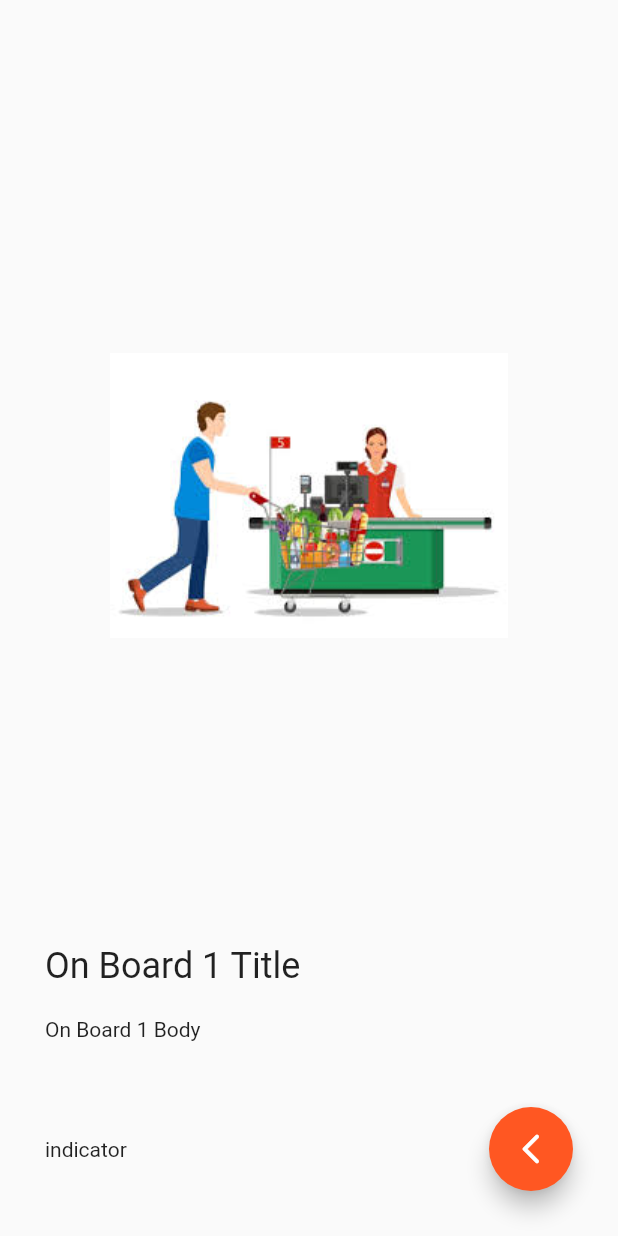
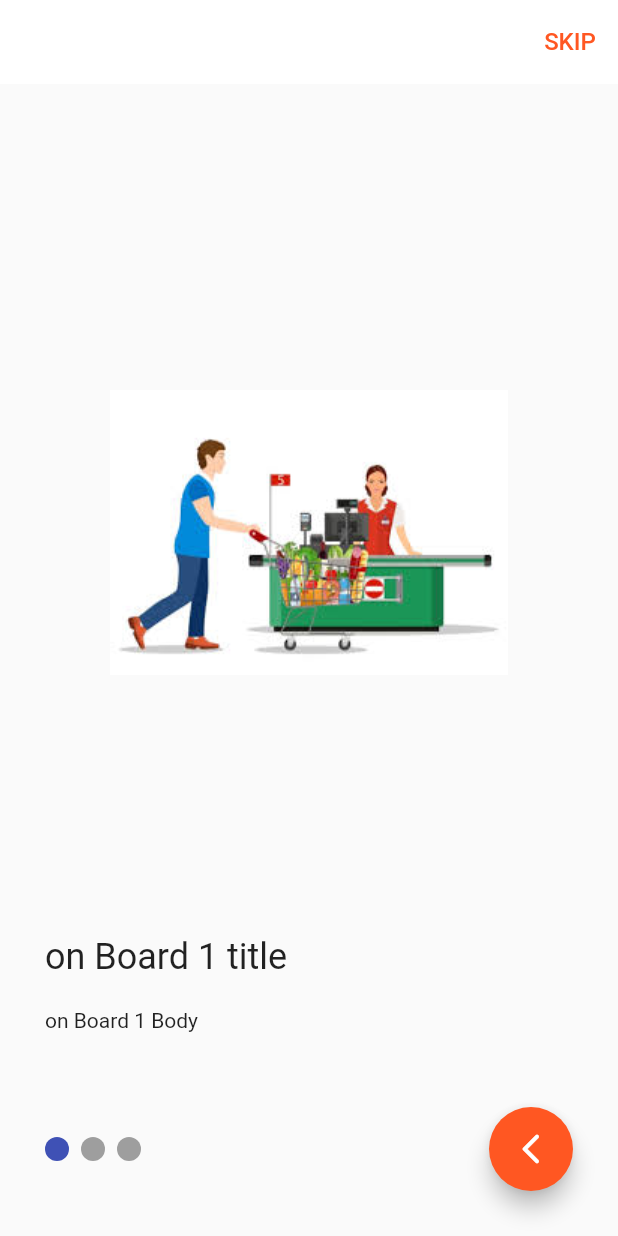
Before and after one commit to MomenAlbash/shopApp, a Flutter app: the screen it shows after launch, on a phone screen of 412 x 824 dp. Run offline on Flutter 3.47's test engine with Material 2 defaults, Android fonts, the phone set to English and light mode, and no system bars; drawn by our look-alikes of smooth_page_indicator.

Commit message:
finish All onBoardingView

```diff
--- /dev/null
+++ b/lib/helper/onBoardHelper.dart
@@ -0,0 +1,27 @@
+import 'package:flutter/material.dart';
+import 'package:smooth_page_indicator/smooth_page_indicator.dart';
+
+import '../Models/onBoardModel.dart';
+
+List<onBoardModel> onBoardList = [
+  onBoardModel(
+    image: 'assets/images/images (8).jpg',
+    title: 'on Board 1 title',
+    subtitle: 'on Board 1 Body',
+  ),
+  onBoardModel(
+    image: 'assets/images/images (8).jpg',
+    title: 'on Board 2 title',
+    subtitle: 'on Board 2 Body',
+  ),
+  onBoardModel(
+    image: 'assets/images/images (8).jpg',
+    title: 'on Board 3 title',
+    subtitle: 'on Board 3 Body',
+  ),
+];
+SmoothPageIndicator buildSmoothPageIndicator(PageController _pageController ) {
+  return SmoothPageIndicator(
+      controller: _pageController,
+      count: onBoardList.length);
+}
--- a/lib/main.dart
+++ b/lib/main.dart
@@ -9,7 +9,8 @@ class shopApp extends StatelessWidget {
   @override
   Widget build(BuildContext context) {
     return MaterialApp(
-      home:const onBoardingView(),
+      debugShowCheckedModeBanner: false,
+      home: onBoardingView(),
     );
   }
 }
--- /dev/null
+++ b/lib/views/LoginView.dart
@@ -0,0 +1,11 @@
+import 'package:flutter/material.dart';
+
+class LoginView extends StatelessWidget {
+  const LoginView({super.key});
+  @override
+  Widget build(BuildContext context) {
+    return Scaffold(
+      appBar: AppBar(),
+    );
+  }
+}
--- a/lib/views/onBoardingView.dart
+++ b/lib/views/onBoardingView.dart
@@ -1,31 +1,54 @@
 import 'package:flutter/material.dart';
-import 'package:shopapp/widgets/onBoardBodyWidgets.dart';
+import 'package:shopapp/helper/onBoardHelper.dart';
+import 'package:shopapp/views/LoginView.dart';
+import 'package:shopapp/widgets/onBoardPageViewWidget.dart';
 
 class onBoardingView extends StatelessWidget {
-  const onBoardingView({super.key});
+  onBoardingView({super.key});
+
+  final PageController _pageController = PageController();
 
   @override
   Widget build(BuildContext context) {
     return Scaffold(
+      appBar: AppBar(
+        elevation: 0,
+        backgroundColor: Colors.white,
+        actions: [
+          TextButton(
+            onPressed: () {
+              NavigatorAndFinish(context);
+            },
+            child: Text('SKIP',style: TextStyle(color: Colors.deepOrange,fontSize: 16),),
+          ),
+        ],
+      ),
       body: Padding(
         padding: const EdgeInsets.all(30.0),
         child: Column(
           children: [
             Expanded(
-              child: PageView.builder(
-                itemCount: 3,
-                itemBuilder: (context, index) => onBoardBodyWidget(),
+              child: onBoardPageViewWidget(
+                controller: _pageController,
               ),
             ),
+            SizedBox(height: 50,),
             Row(
               children: [
-                const Text(
-                  'indicator',
-                ),
+                buildSmoothPageIndicator(_pageController),
                 Spacer(),
                 FloatingActionButton(
                   backgroundColor: Colors.deepOrange,
-                  onPressed: () {},
+                  onPressed: () {
+                    final currentPage = _pageController.page?.round() ?? 0;
+                    if (currentPage == onBoardList.length - 1) {
+                      NavigatorAndFinish(context);
+                    } else {
+                      _pageController.nextPage(
+                          duration: const Duration(milliseconds: 300),
+                          curve: Curves.easeIn);
+                    }
+                  },
                   child: const Icon(Icons.arrow_back_ios_new_rounded),
                 ),
               ],
@@ -35,4 +58,14 @@ class onBoardingView extends StatelessWidget {
       ),
     );
   }
+
+  void NavigatorAndFinish(BuildContext context) {
+    Navigator.pushAndRemoveUntil(
+      context,
+      MaterialPageRoute(
+        builder: (context) => LoginView(),
+      ),
+      (route) => false,
+    );
+  }
 }
--- a/lib/widgets/onBoardBodyWidgets.dart
+++ b/lib/widgets/onBoardBodyWidgets.dart
@@ -1,31 +1,36 @@
 
 import 'package:flutter/material.dart';
+import 'package:shopapp/Models/onBoardModel.dart';
 
 class onBoardBodyWidget extends StatelessWidget {
+
   const onBoardBodyWidget({
+    required this.onboardModel,
     Key? key,
   }) : super(key: key);
+  final onBoardModel onboardModel;
 
   @override
   Widget build(BuildContext context) {
     return Column(
       crossAxisAlignment: CrossAxisAlignment.start,
       children: [
-        Container(
-          height: 600,
-          width: double.infinity,
-          child: const Image(
-            image: AssetImage('assets/images/images (8).jpg'),
+        Expanded(
+          child: Container(
+            width: double.infinity,
+            child:  Image(
+              image: AssetImage(onboardModel.image),
+            ),
           ),
         ),
-        const Text(
-          'On Board 1 Title',
-          style: TextStyle(fontSize: 24),
+         Text(
+        onboardModel.title,
+          style: const TextStyle(fontSize: 24),
         ),
         const SizedBox(
           height: 20,
         ),
-        const Text('On Board 1 Body'),
+         Text(onboardModel.subtitle),
       ],
     );
   }
--- /dev/null
+++ b/lib/widgets/onBoardPageViewWidget.dart
@@ -0,0 +1,18 @@
+import 'package:flutter/material.dart';
+import 'package:shopapp/widgets/onBoardBodyWidgets.dart';
+
+import '../helper/onBoardHelper.dart';
+
+class onBoardPageViewWidget extends StatelessWidget {
+  onBoardPageViewWidget({required this.controller, super.key});
+  final PageController controller;
+  @override
+  Widget build(BuildContext context) {
+    return PageView.builder(
+      physics: BouncingScrollPhysics(),
+      controller: controller,
+      itemCount: onBoardList.length,
+      itemBuilder: (context, index) => onBoardBodyWidget(onboardModel: onBoardList[index],),
+    );
+  }
+}
--- a/pubspec.yaml
+++ b/pubspec.yaml
@@ -36,6 +36,7 @@ dependencies:
   # The following adds the Cupertino Icons font to your application.
   # Use with the CupertinoIcons class for iOS style icons.
   cupertino_icons: ^1.0.2
+  smooth_page_indicator: ^1.2.1
 
 dev_dependencies:
   flutter_test:
```
Also changed, not shown: pubspec.lock.
